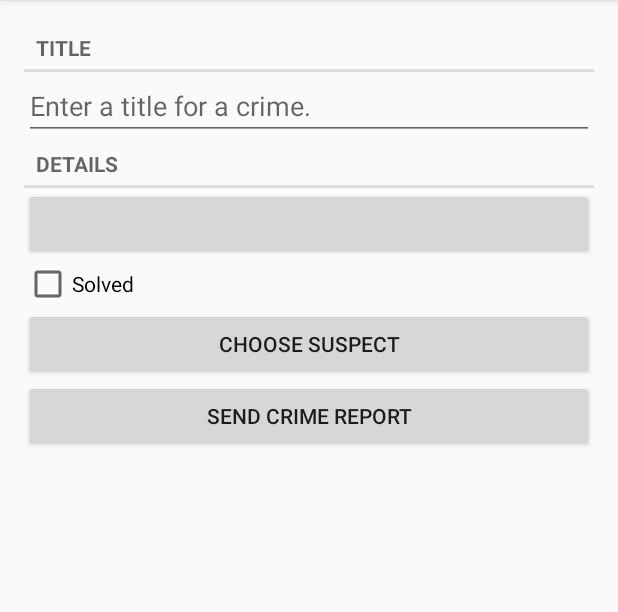
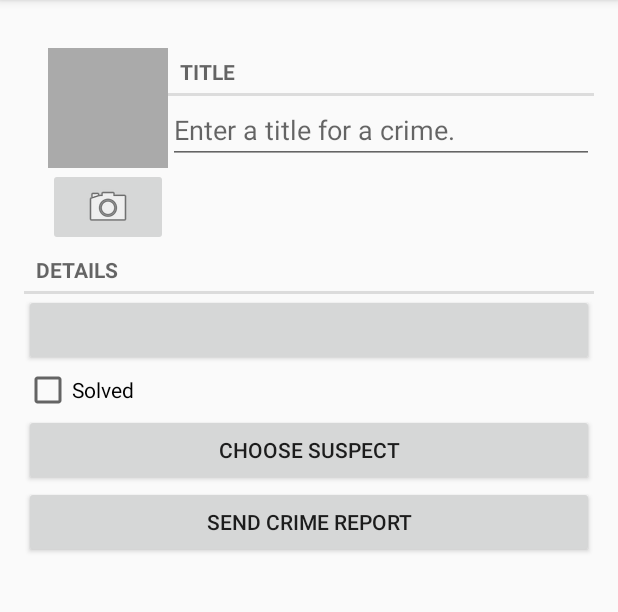
Before and after one commit to K0RGA/CrimeIntent, an Android app: the screen it shows after launch (MainActivity), after a tap on "New crime", on a phone screen of 412 x 824 dp, the part 84-696 px from its top. Run offline under Robolectric (Android 15) with nearby library versions, the phone set to English and light mode, and no system bars; our stand-ins replace Room's generated code; 1 statement that could not run was skipped.

Commit message:
Настройка хранения фотографий, добавление ImageButton и ImageView

```diff
--- a/app/src/main/java/com/example/crimeintent/Crime.kt
+++ b/app/src/main/java/com/example/crimeintent/Crime.kt
@@ -2,6 +2,7 @@ package com.example.crimeintent
 
 import androidx.room.Entity
 import androidx.room.PrimaryKey
+import java.net.FileNameMap
 import java.util.*
 
 @Entity
@@ -11,4 +12,8 @@ data class Crime(
     var date: Date = Date(),
     var isSolved: Boolean = false,
     var suspect: String = ""
-)
+
+){
+    val photoFileName
+        get() ="IMG_$id.jpg"
+}
--- a/app/src/main/java/com/example/crimeintent/CrimeDeteilViewModel.kt
+++ b/app/src/main/java/com/example/crimeintent/CrimeDeteilViewModel.kt
@@ -4,6 +4,8 @@ import androidx.lifecycle.LiveData
 import androidx.lifecycle.MutableLiveData
 import androidx.lifecycle.Transformations
 import androidx.lifecycle.ViewModel
+import java.io.File
+import java.io.FilePermission
 import java.util.*
 
 class CrimeDeteilViewModel() : ViewModel() {
@@ -23,4 +25,8 @@ class CrimeDeteilViewModel() : ViewModel() {
     fun saveCrime(crime: Crime){
         crimeRepository.updateCrime(crime)
     }
+
+    fun getPhotoFile(crime: Crime): File {
+        return crimeRepository.getPhotoFile(crime)
+    }
 }
--- a/app/src/main/java/com/example/crimeintent/CrimeFragment.kt
+++ b/app/src/main/java/com/example/crimeintent/CrimeFragment.kt
@@ -13,9 +13,7 @@ import android.text.format.DateFormat
 import android.view.LayoutInflater
 import android.view.View
 import android.view.ViewGroup
-import android.widget.Button
-import android.widget.CheckBox
-import android.widget.EditText
+import android.widget.*
 import androidx.activity.result.ActivityResult
 import androidx.fragment.app.Fragment
 import androidx.fragment.app.viewModels
@@ -36,6 +34,8 @@ class CrimeFragment : Fragment(), DatePickerFragment.Callbacks {
     private lateinit var solvedCheckBox: CheckBox
     private lateinit var reportButton: Button
     private lateinit var suspectButton: Button
+    private lateinit var photoButton: ImageButton
+    private lateinit var photoView: ImageView
     private val crimeDetailViewModel: CrimeDeteilViewModel by viewModels()
 
     override fun onCreate(savedInstanceState: Bundle?) {
@@ -57,7 +57,8 @@ class CrimeFragment : Fragment(), DatePickerFragment.Callbacks {
         solvedCheckBox = view.findViewById(R.id.crime_solved) as CheckBox
         reportButton = view.findViewById(R.id.crime_report) as Button
         suspectButton = view.findViewById(R.id.crime_suspect) as Button
-
+        photoButton = view.findViewById(R.id.crime_camera) as ImageButton
+        photoView = view.findViewById(R.id.crime_photo) as ImageView
 
         return view
     }
@@ -201,8 +202,6 @@ class CrimeFragment : Fragment(), DatePickerFragment.Callbacks {
         }
 
 
-
-
     }
 
     override fun onStop() {
--- a/app/src/main/java/com/example/crimeintent/CrimeRepository.kt
+++ b/app/src/main/java/com/example/crimeintent/CrimeRepository.kt
@@ -5,6 +5,7 @@ import androidx.lifecycle.LiveData
 import androidx.room.Room
 import com.example.crimeintent.database.CrimeDatabase
 import com.example.crimeintent.database.migration_1_2
+import java.io.File
 import java.util.*
 import java.util.concurrent.Executors
 
@@ -21,6 +22,7 @@ class CrimeRepository private constructor(context: Context) {
 
     private val crimeDao = database.crimeDao()
     private val executor = Executors.newSingleThreadExecutor()
+    private val filesDir = context.applicationContext.filesDir
 
     fun updateCrime(crime: Crime) {
         executor.execute {
@@ -38,6 +40,8 @@ class CrimeRepository private constructor(context: Context) {
 
     fun getCrime(id: UUID): LiveData<Crime?> = crimeDao.getCrime(id)
 
+    fun getPhotoFile(crime: Crime): File = File(filesDir,crime.photoFileName)
+
     companion object {
         private var INSTANCE: CrimeRepository? = null
 
--- a/app/src/main/res/layout/fragment_crime.xml
+++ b/app/src/main/res/layout/fragment_crime.xml
@@ -6,6 +6,35 @@
     android:layout_margin="16dp"
     android:orientation="vertical">
 
+    <LinearLayout
+        android:layout_width="match_parent"
+        android:layout_height="wrap_content"
+        android:orientation="horizontal"
+        android:layout_marginStart="16dp"
+        android:layout_marginTop="16dp">
+
+        <LinearLayout
+            android:layout_width="wrap_content"
+            android:layout_height="wrap_content"
+            android:orientation="vertical">
+            <ImageView
+                android:id="@+id/crime_photo"
+                android:layout_width="80dp"
+                android:layout_height="80dp"
+                android:scaleType="centerInside"
+                android:cropToPadding="true"
+                android:background="@android:color/darker_gray"/>
+            <ImageButton
+                android:id="@+id/crime_camera"
+                android:layout_width="match_parent"
+                android:layout_height="wrap_content"
+                android:src="@android:drawable/ic_menu_camera"/>
+        </LinearLayout>
+        <LinearLayout
+            android:orientation="vertical"
+            android:layout_width="0dp"
+            android:layout_height="wrap_content"
+            android:layout_weight="1">
             <TextView
                 style="?android:listSeparatorTextViewStyle"
                 android:layout_width="match_parent"
@@ -17,6 +46,11 @@
                 android:layout_width="match_parent"
                 android:layout_height="wrap_content"
                 android:hint="@string/crime_title_hint" />
+        </LinearLayout>
+    </LinearLayout>
+
+
+
 
     <TextView
         style="?android:listSeparatorTextViewStyle"
--- /dev/null
+++ b/app/src/main/res/xml/files.xml
@@ -0,0 +1,6 @@
+<?xml version="1.0" encoding="utf-8"?>
+<paths>
+    <files-path
+        name="crime_photo"
+        path="."/>
+</paths>
```
Also changed, not shown: app/src/main/AndroidManifest.xml (+9 -0 lines). Lines whose indentation alone changed are shown as unchanged.
